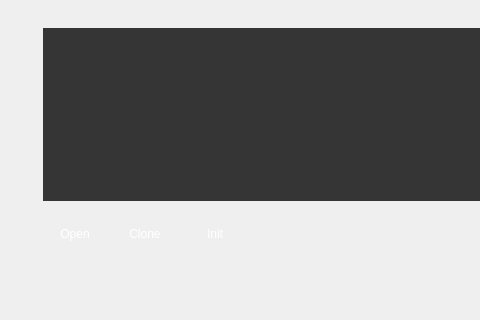
Qt form component/GuiManager/src/containers/HomeContainer.ui (Sourcerer-Team/Sourcerer) before a commit; both pictures show x 0 to 480 and y 91 to 411 of the 693 by 411 pixel window.
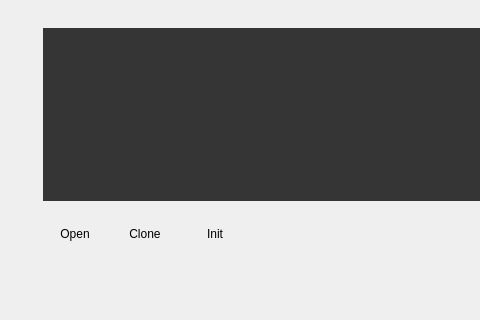
The same form after that commit. Custom widgets are drawn as their Qt base class.

Diff of the .ui file:
```diff
--- a/component/GuiManager/src/containers/HomeContainer.ui
+++ b/component/GuiManager/src/containers/HomeContainer.ui
@@ -127,15 +127,7 @@
             </size>
            </property>
            <property name="styleSheet">
-            <string notr="true">QPushButton {
-  color: rgb(255, 255, 255);
-  text-decoration: none;
-}
- 
-QPushButton:hover {
-  color: rgb(116, 137, 127);
-  text-decoration: underline;
-}</string>
+            <string notr="true"/>
            </property>
            <property name="text">
             <string>Open</string>
@@ -154,15 +146,7 @@
             </size>
            </property>
            <property name="styleSheet">
-            <string notr="true">QPushButton {
-  color: rgb(255, 255, 255);
-  text-decoration: none;
-}
- 
-QPushButton:hover {
-  color: rgb(116, 137, 127);
-  text-decoration: underline;
-}</string>
+            <string notr="true"/>
            </property>
            <property name="text">
             <string>Clone</string>
@@ -181,15 +165,7 @@
             </size>
            </property>
            <property name="styleSheet">
-            <string notr="true">QPushButton {
-  color: rgb(255, 255, 255);
-  text-decoration: none;
-}
- 
-QPushButton:hover {
-  color: rgb(116, 137, 127);
-  text-decoration: underline;
-}</string>
+            <string notr="true"/>
            </property>
            <property name="text">
             <string>Init</string>
```
